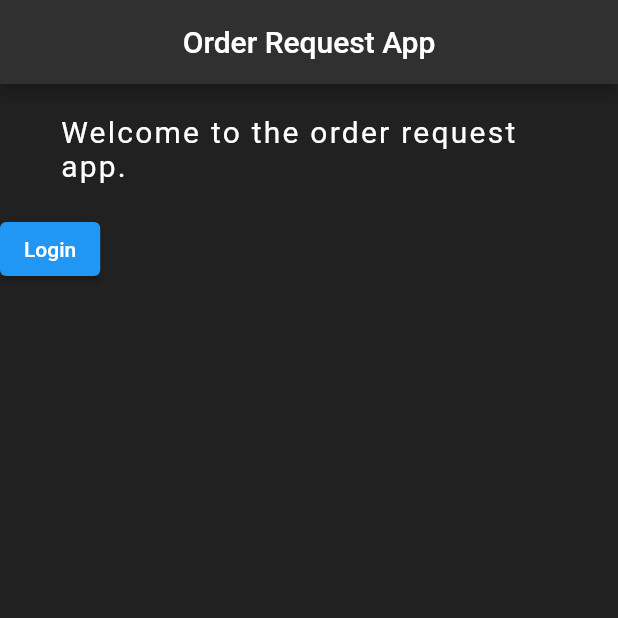
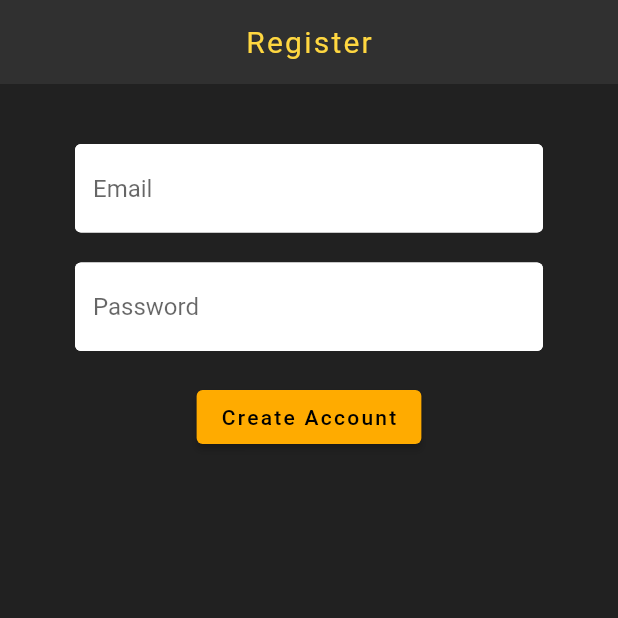
Before and after one commit to Kindlewing/Order-Request, a Flutter app: the screen it shows after launch, on a phone screen of 412 x 824 dp, the top half of it. Run offline on Flutter 3.47's test engine with Material 2 defaults, Android fonts, the phone set to English and light mode, and no system bars.

Commit message:
Working on authentication and forms. Also added some color themes at the root

```diff
--- a/order_request/analysis_options.yaml
+++ b/order_request/analysis_options.yaml
@@ -22,8 +22,8 @@ linter:
   # `// ignore_for_file: name_of_lint` syntax on the line or in the file
   # producing the lint.
   rules:
-    # avoid_print: false  # Uncomment to disable the `avoid_print` rule
-    # prefer_single_quotes: true  # Uncomment to enable the `prefer_single_quotes` rule
+    prefer_const_constructors: false
+    prefer_const_literals_to_create_immutables: false
 
 # Additional information about this file can be found at
 # https://dart.dev/guides/language/analysis-options
--- /dev/null
+++ b/order_request/lib/Screens/home.dart
@@ -0,0 +1,56 @@
+import 'package:flutter/material.dart';
+
+class Home extends StatelessWidget {
+  const Home({Key? key}) : super(key: key);
+
+  void onPressedLogin() {
+    print("Button pressed");
+  }
+
+
+  @override
+  Widget build(BuildContext context) {
+    return Scaffold(
+      backgroundColor: Colors.grey[900],
+      appBar: AppBar(
+        backgroundColor: Colors.grey[850],
+        title: const Text("Order Request App"),
+        centerTitle: true,
+      ),
+      body: Center(
+        child: Column(
+              children: <Widget>[
+                SizedBox(height: 50),
+                Text(
+                  "Welcome to the order request app.",
+                  style: TextStyle(
+                    fontSize: 20,
+                    color: Colors.white,
+                    letterSpacing: 1.5,
+                  ),
+                ),
+                SizedBox(height: 100),
+                ElevatedButton(
+                  onPressed: onPressedLogin,
+                  style: ButtonStyle(
+                      backgroundColor: MaterialStateProperty.all(Colors.teal[800]),
+                  ),
+                  child: const Text(
+                      "Login"
+                  ),
+                ),
+                ElevatedButton(
+                    onPressed: onPressedLogin,
+                    child: const Text(
+                      "Create Account"
+                  ),
+                    style: ButtonStyle(
+                      backgroundColor: MaterialStateProperty.all(Colors.teal[800]),
+                  ),
+                )
+              ],
+            ),
+        )
+      );
+  }
+}
--- /dev/null
+++ b/order_request/lib/Screens/login.dart
@@ -0,0 +1,16 @@
+import 'package:flutter/cupertino.dart';
+
+
+class Login extends StatefulWidget {
+  Login({Key? key}) : super(key: key);
+
+  @override
+  _LoginState createState() => _LoginState();
+}
+
+class _LoginState extends State<Login> {
+  @override
+  Widget build(BuildContext context) {
+    return Container();
+  }
+}
--- /dev/null
+++ b/order_request/lib/Screens/register.dart
@@ -0,0 +1,58 @@
+import 'package:flutter/material.dart';
+import 'package:order_request/Shared/constants.dart';
+
+class Register extends StatefulWidget {
+  const Register({Key? key}) : super(key: key);
+
+  @override
+  _RegisterState createState() => _RegisterState();
+}
+
+class _RegisterState extends State<Register> {
+  @override
+  Widget build(BuildContext context) {
+    return Scaffold(
+      backgroundColor: Theme.of(context).backgroundColor,
+      appBar: AppBar(
+        title: Text(
+          'Register',
+          style: Theme.of(context).textTheme.headline4,
+        ),
+      ),
+      body: Container(
+      padding: EdgeInsets.symmetric(horizontal: 50.0, vertical: 20.0),
+      child: Form(
+        child: Column(
+          children: <Widget>[
+            SizedBox(height: 20.0),
+            TextFormField(
+                decoration: textInputDecoration.copyWith(hintText: 'Email'),
+                onChanged: (value) {
+                  print(value);
+              }
+            ),
+            SizedBox(height: 20.0),
+            TextFormField(
+                obscureText: true,
+                decoration: textInputDecoration.copyWith(hintText: 'Password'),
+                onChanged: (value) {
+                  print(value);
+                }
+            ),
+            SizedBox(height: 20.0),
+            ElevatedButton(
+              onPressed: () {
+
+              },
+              child: Text(
+                'Create Account',
+                style: Theme.of(context).textTheme.button,
+              ),
+            ),
+          ],
+        )
+      )
+      )
+    );
+  }
+}
--- /dev/null
+++ b/order_request/lib/Shared/constants.dart
@@ -0,0 +1,18 @@
+import 'package:flutter/material.dart';
+
+const textInputDecoration = InputDecoration(
+    filled: true,
+    fillColor: Colors.white,
+    enabledBorder: OutlineInputBorder(
+      borderSide: BorderSide(
+        color: Colors.white,
+        width: 2.0,
+      ),
+    ),
+    focusedBorder: OutlineInputBorder(
+        borderSide: BorderSide(
+          color: Colors.pink,
+          width: 2.0,
+        )
+    )
+);
--- /dev/null
+++ b/order_request/lib/Wrappers/authenticate.dart
@@ -0,0 +1,23 @@
+import 'package:flutter/material.dart';
+import 'package:order_request/Screens/login.dart';
+import 'package:order_request/Screens/register.dart';
+
+class Authenticate extends StatefulWidget {
+  const Authenticate({Key? key}) : super(key: key);
+
+  @override
+  _AuthenticateState createState() => _AuthenticateState();
+}
+
+class _AuthenticateState extends State<Authenticate> {
+
+  bool showLogin = false;
+
+  @override
+  Widget build(BuildContext context) {
+    if(showLogin) {
+      return Login();
+    }
+    return Register();
+  }
+}
--- a/order_request/lib/home.dart
+++ /dev/null
@@ -1,49 +0,0 @@
-import 'package:flutter/material.dart';
-
-class Home extends StatelessWidget {
-  const Home({Key? key}) : super(key: key);
-
-  void onPressedLogin() {
-    print("Button pressed");
-  }
-
-
-  @override
-  Widget build(BuildContext context) {
-    return Scaffold(
-      backgroundColor: Colors.grey[900],
-      appBar: AppBar(
-        backgroundColor: Colors.grey[850],
-        title: const Text("Order Request App"),
-        centerTitle: true,
-      ),
-      body: Center(
-        child: Column(
-          children: [
-            const Padding(
-              padding: EdgeInsets.fromLTRB(40, 20, 40, 20),
-              child: Text(
-                "Welcome to the order request app.",
-                style: TextStyle(
-                  fontSize: 20,
-                  color: Colors.white,
-                  letterSpacing: 1.5,
-                ),
-              ),
-            ),
-            Row(
-              children: <Widget>[
-                ElevatedButton(
-                  onPressed: onPressedLogin,
-                  child: const Text(
-                      "Login"
-                  ),
-                )
-              ],
-            ),
-          ],
-        )
-      )
-    );
-  }
-}
--- a/order_request/lib/main.dart
+++ b/order_request/lib/main.dart
@@ -1,5 +1,5 @@
 import 'package:flutter/material.dart';
-import 'home.dart';
+import 'Wrappers/authenticate.dart';
 
 void main() {
   runApp(const OrderRequestApp());
@@ -11,9 +11,37 @@ class OrderRequestApp extends StatelessWidget {
   // This widget is the root of your application.
   @override
   Widget build(BuildContext context) {
-    return const MaterialApp(
+    return MaterialApp(
       title: 'Flutter Demo',
-      home: Home(),
+      home: Authenticate(),
+      theme: ThemeData(
+        backgroundColor: Colors.grey[900],
+        appBarTheme: AppBarTheme(
+          backgroundColor: Colors.grey[850],
+          elevation: 0.0,
+          centerTitle: true,
+        ),
+        textTheme: TextTheme(
+          headline4: TextStyle(
+            fontSize: 20.0,
+            color: Colors.amberAccent[200],
+            letterSpacing: 1.5,
+          ),
+          button: TextStyle(
+            color: Colors.black,
+            letterSpacing: 1.5,
+          )
+        ),
+        elevatedButtonTheme: ElevatedButtonThemeData(
+          style: ButtonStyle(
+            textStyle: MaterialStateProperty.all(TextStyle(
+              color: Colors.black,
+              letterSpacing: 1.5,
+            )),
+            backgroundColor: MaterialStateProperty.all(Colors.amberAccent[700])
+          )
+        ),
+      ),
     );
   }
 }
```
